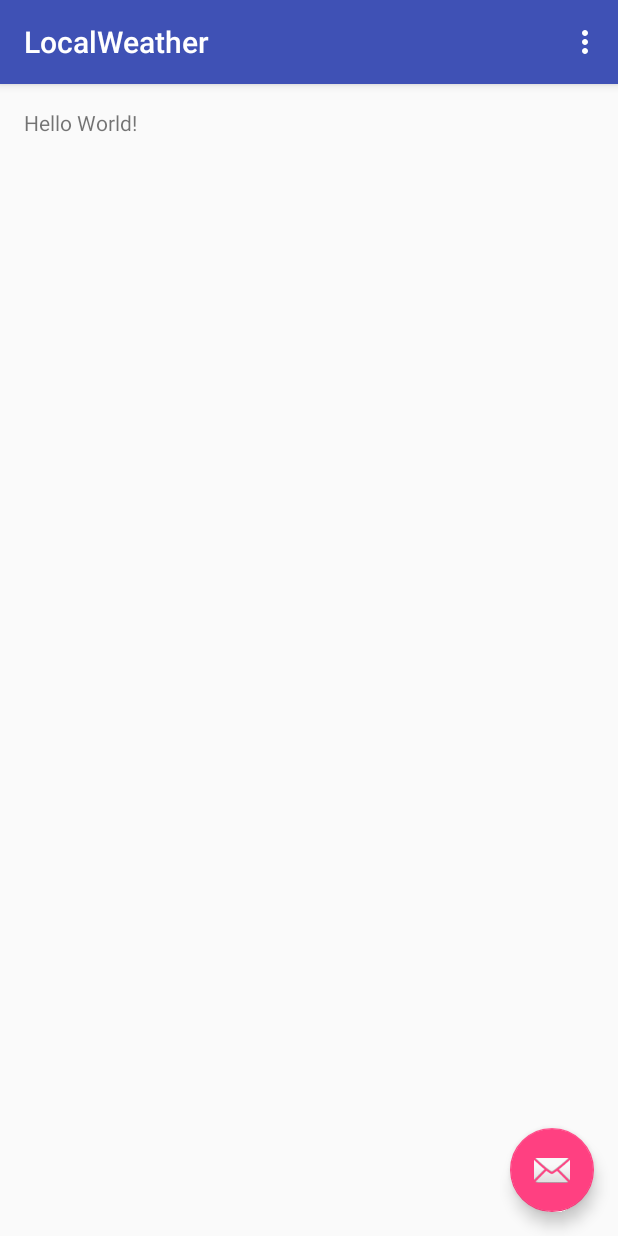
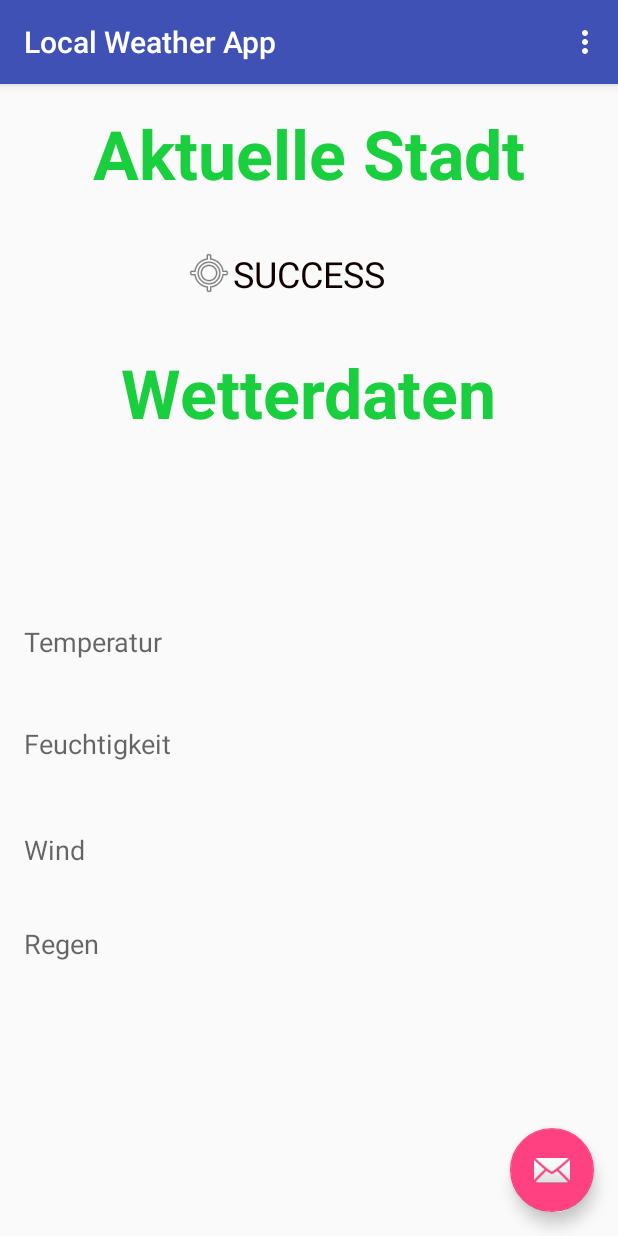
Before and after one commit to NGrohmann/LocalWeather, an Android app: the screen it shows after launch (MainActivity), on a phone screen of 412 x 824 dp. Run offline under Robolectric (Android 15) with nearby library versions, the phone set to English and light mode, and no system bars; 3 statements that could not run were skipped.

Commit message:
Erster Layoutversuch + GPS Abfrage mit Stadtname

```diff
--- a/app/build.gradle
+++ b/app/build.gradle
@@ -6,7 +6,7 @@ android {
 
     defaultConfig {
         applicationId "de.grohmann.nico.localweather"
-        minSdkVersion 15
+        minSdkVersion 23
         targetSdkVersion 23
         versionCode 1
         versionName "1.0"
@@ -24,4 +24,5 @@ dependencies {
     testCompile 'junit:junit:4.12'
     compile 'com.android.support:appcompat-v7:23.2.1'
     compile 'com.android.support:design:23.2.1'
+    compile 'com.google.android.gms:play-services:8.4.0'
 }
--- a/app/src/main/AndroidManifest.xml
+++ b/app/src/main/AndroidManifest.xml
@@ -19,5 +19,7 @@
             </intent-filter>
         </activity>
     </application>
-
+    <uses-permission android:name="android.permission.ACCESS_FINE_LOCATION" />
+    <uses-permission android:name="android.permission.INTERNET"/>
+    <uses-permission android:name="android.permission.ACCESS_COARSE_LOCATION" />
 </manifest>
--- a/app/src/main/java/de/grohmann/nico/localweather/MainActivity.java
+++ b/app/src/main/java/de/grohmann/nico/localweather/MainActivity.java
@@ -1,5 +1,10 @@
 package de.grohmann.nico.localweather;
 
+import android.Manifest;
+import android.content.Context;
+import android.location.Address;
+import android.location.Geocoder;
+import android.location.Location;
 import android.os.Bundle;
 import android.support.design.widget.FloatingActionButton;
 import android.support.design.widget.Snackbar;
@@ -8,24 +13,51 @@ import android.support.v7.widget.Toolbar;
 import android.view.View;
 import android.view.Menu;
 import android.view.MenuItem;
+import android.widget.TextView;
+import android.location.LocationManager;
+
+import java.io.IOException;
+import java.util.List;
+import java.util.Locale;
 
 public class MainActivity extends AppCompatActivity {
 
+    final private int REQUEST_CODE_ASK_PERMISSIONS = 123;
     @Override
     protected void onCreate(Bundle savedInstanceState) {
         super.onCreate(savedInstanceState);
         setContentView(R.layout.activity_main);
         Toolbar toolbar = (Toolbar) findViewById(R.id.toolbar);
         setSupportActionBar(toolbar);
+        Geocoder geoCoder = new Geocoder(this, Locale.getDefault());
+        Location currentLocation = new Location(LocationManager.GPS_PROVIDER);
+        FloatingActionButton fab = (FloatingActionButton) findViewById(R.id.fab);
+        TextView currentLocationView = (TextView) findViewById(R.id.currentCity);
 
-        FloatingActionButton fab = (FloatingActionButton) findViewById(R.id.fab);
-        fab.setOnClickListener(new View.OnClickListener() {
-            @Override
-            public void onClick(View view) {
-                Snackbar.make(view, "Replace with your own action", Snackbar.LENGTH_LONG)
-                        .setAction("Action", null).show();
-            }
-        });
+        LocationManager locationManager = (LocationManager)getSystemService(Context.LOCATION_SERVICE);
+
+        MyLocationListener locationListener = new MyLocationListener();
+        requestPermissions(new String[]{Manifest.permission.ACCESS_FINE_LOCATION, Manifest.permission.INTERNET}, REQUEST_CODE_ASK_PERMISSIONS);
+        try {
+            locationManager.requestLocationUpdates(LocationManager.GPS_PROVIDER, 0, 0, locationListener);
+            currentLocation = locationManager.getLastKnownLocation(LocationManager.GPS_PROVIDER);
+            currentLocationView.setText("SUCCESS");
+
+        } catch (SecurityException e){
+            currentLocationView.setText("FAIL");
+        }
+
+        currentLocationView.setText(currentLocation.getLatitude()+"");
+        try {
+            List<Address> address = geoCoder.getFromLocation(currentLocation.getLatitude(), currentLocation.getLongitude(), 1);
+          for (int i = 0; i < address.size(); i++){
+              currentLocationView.setText(address.get(0).getLocality());
+          }
+        } catch (IOException io){
+            currentLocationView.setText("FAIL");
+        }
+
+
     }
 
     @Override
--- /dev/null
+++ b/app/src/main/java/de/grohmann/nico/localweather/MyLocationListener.java
@@ -0,0 +1,38 @@
+package de.grohmann.nico.localweather;
+
+import android.location.Location;
+import android.location.LocationListener;
+import android.os.Bundle;
+
+/**
+ * Created by nicogrohmann on 21.03.16.
+ */
+
+public class MyLocationListener implements LocationListener {
+
+    @Override
+    public void onLocationChanged(Location location) {
+        location.getLatitude();
+        location.getLongitude();
+
+        String myLocation = "Latitude = " + location.getLatitude() + " Longitude = " + location.getLongitude();
+
+
+
+    }
+
+    @Override
+    public void onStatusChanged(String s, int i, Bundle bundle) {
+
+    }
+
+    @Override
+    public void onProviderEnabled(String s) {
+
+    }
+
+    @Override
+    public void onProviderDisabled(String s) {
+
+    }
+}
--- a/app/src/main/res/layout/content_main.xml
+++ b/app/src/main/res/layout/content_main.xml
@@ -12,8 +12,93 @@
     tools:context="de.grohmann.nico.localweather.MainActivity"
     tools:showIn="@layout/activity_main">
 
+
     <TextView
         android:layout_width="wrap_content"
         android:layout_height="wrap_content"
-        android:text="Hello World!" />
+        android:text="Aktuelle Stadt"
+        android:id="@+id/currentCityTextView"
+        android:layout_alignParentTop="true"
+        android:layout_centerHorizontal="true"
+        android:textStyle="bold"
+        android:textColor="#19cf3d"
+        android:textSize="@dimen/abc_text_size_display_2_material" />
+
+    <TextView
+        android:layout_width="wrap_content"
+        android:layout_height="wrap_content"
+        android:text="Aktuelle Stadt"
+        android:id="@+id/currentCity"
+        android:textColor="#0f0101"
+        android:textSize="@dimen/design_navigation_icon_size"
+        android:layout_below="@+id/currentCityTextView"
+        android:layout_centerHorizontal="true"
+        android:layout_marginTop="33dp" />
+
+    <ImageView
+        android:layout_width="wrap_content"
+        android:layout_height="wrap_content"
+        android:id="@+id/myLocationImage"
+        android:src="@android:drawable/ic_menu_mylocation"
+        android:layout_alignTop="@+id/currentCity"
+        android:layout_toStartOf="@+id/currentCity" />
+
+    <ImageView
+        android:layout_width="wrap_content"
+        android:layout_height="wrap_content"
+        android:id="@+id/imageView"
+        android:layout_centerVertical="true"
+        android:layout_toEndOf="@+id/myLocationImage" />
+
+    <TextView
+        android:layout_width="wrap_content"
+        android:layout_height="wrap_content"
+        android:text="Wetterdaten"
+        android:id="@+id/weatherDataView"
+        android:textStyle="bold"
+        android:textColor="#19cf3d"
+        android:textSize="@dimen/abc_text_size_display_2_material"
+        android:layout_below="@+id/myLocationImage"
+        android:layout_centerHorizontal="true"
+        android:layout_marginTop="33dp" />
+
+    <TextView
+        android:layout_width="wrap_content"
+        android:layout_height="wrap_content"
+        android:textAppearance="?android:attr/textAppearanceMedium"
+        android:text="Temperatur"
+        android:id="@+id/temperatureView"
+        android:layout_above="@+id/humidityView"
+        android:layout_alignParentStart="true" />
+
+    <TextView
+        android:layout_width="wrap_content"
+        android:layout_height="wrap_content"
+        android:textAppearance="?android:attr/textAppearanceMedium"
+        android:text="Feuchtigkeit"
+        android:id="@+id/humidityView"
+        android:layout_marginTop="43dp"
+        android:layout_below="@+id/imageView"
+        android:layout_alignParentStart="true" />
+
+    <TextView
+        android:layout_width="wrap_content"
+        android:layout_height="wrap_content"
+        android:textAppearance="?android:attr/textAppearanceMedium"
+        android:text="Wind"
+        android:id="@+id/windView"
+        android:layout_marginTop="46dp"
+        android:layout_below="@+id/humidityView"
+        android:layout_alignParentStart="true" />
+
+    <TextView
+        android:layout_width="wrap_content"
+        android:layout_height="wrap_content"
+        android:textAppearance="?android:attr/textAppearanceMedium"
+        android:text="Regen"
+        android:id="@+id/rainView"
+        android:layout_marginTop="38dp"
+        android:layout_below="@+id/windView"
+        android:layout_alignParentStart="true" />
+
 </RelativeLayout>
--- a/app/src/main/res/values/strings.xml
+++ b/app/src/main/res/values/strings.xml
@@ -1,4 +1,4 @@
 <resources>
-    <string name="app_name">LocalWeather</string>
+    <string name="app_name">Local Weather App</string>
     <string name="action_settings">Settings</string>
 </resources>
```
